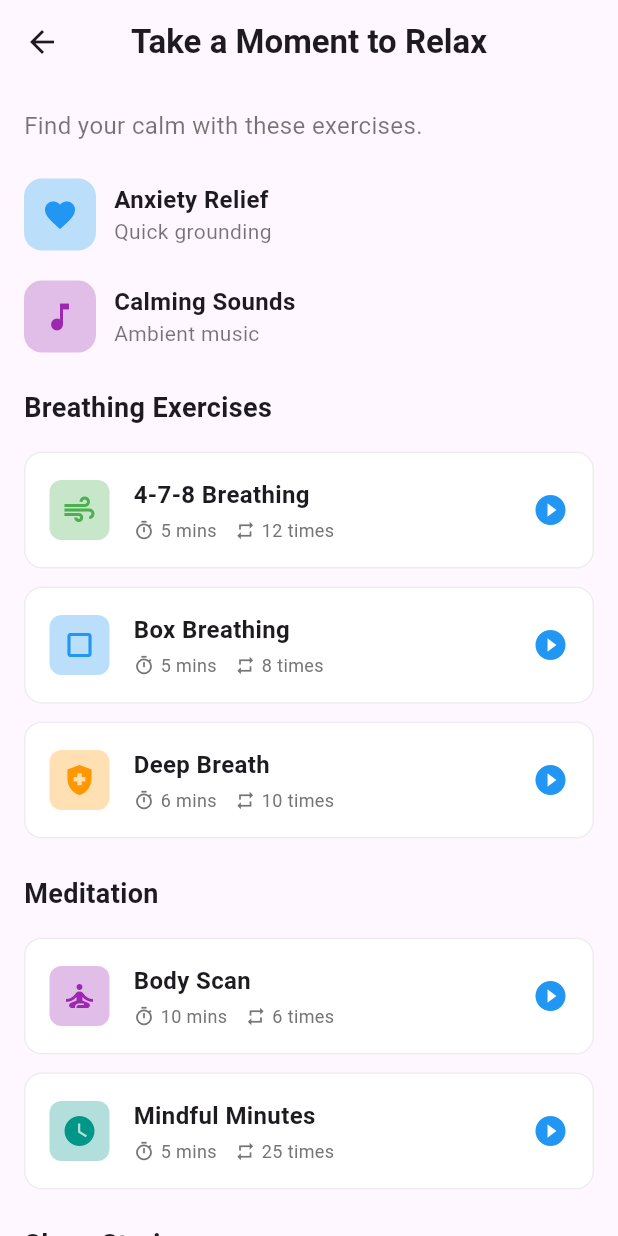
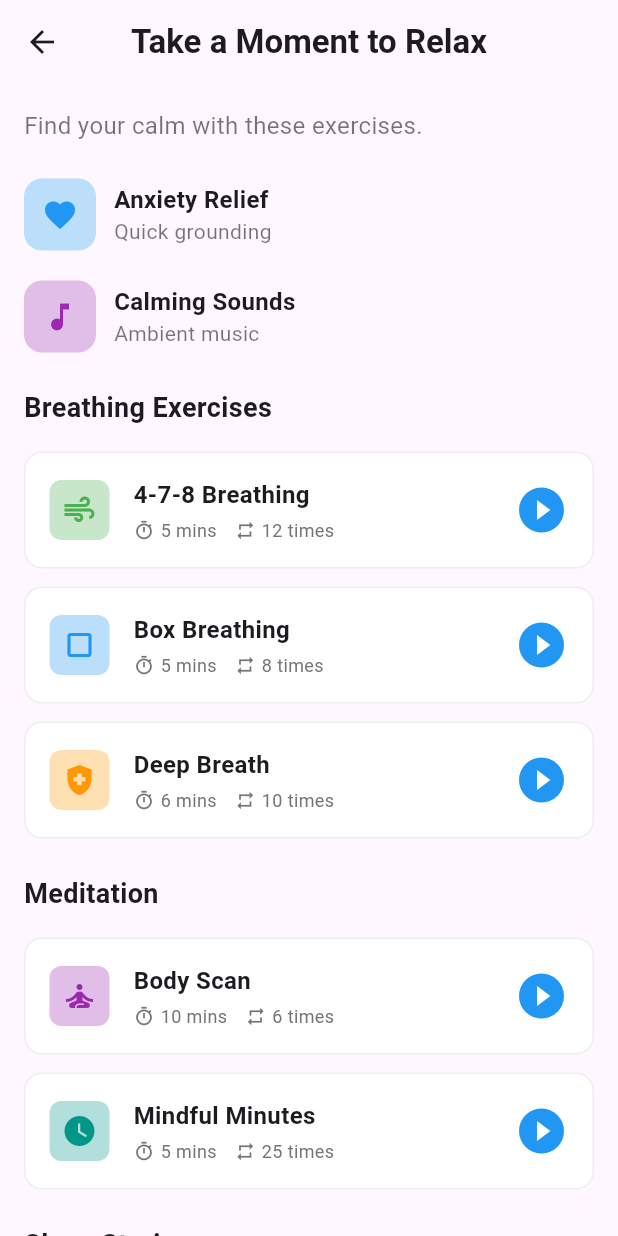
Before and after one commit to CSC-3380-Spring-2025/Team-15, a Flutter app: the RelaxPage screen opened directly, on a phone screen of 412 x 824 dp. Run offline on Flutter 3.47's test engine with Material 3 defaults, Android fonts, the phone set to English and light mode, and no system bars; our stand-ins replace audioplayers, cloud_firestore, firebase_auth, firebase_core, table_calendar; accounts and stored records are empty; Roboto replaces fonts that are missing (Poppins).

Commit message:
Fixed relax page buttons
Fixed relax page buttons so that you click on the play button instead of the square icon

```diff
--- a/fortis/lib/pages/relax.dart
+++ b/fortis/lib/pages/relax.dart
@@ -285,16 +285,14 @@ class RelaxPage extends StatelessWidget {
       ),
       child: Row(
         children: [
-          GestureDetector(
-            onTap: onIconTap,
-            child: Container(
-              padding: const EdgeInsets.all(8),
-              decoration: BoxDecoration(
-                color: color,
-                borderRadius: BorderRadius.circular(8),
-              ),
-              child: Icon(icon, color: iconColor),
+          // Left side (just an icon for display, no tap functionality)
+          Container(
+            padding: const EdgeInsets.all(8),
+            decoration: BoxDecoration(
+              color: color,
+              borderRadius: BorderRadius.circular(8),
             ),
+            child: Icon(icon, color: iconColor),
           ),
           const SizedBox(width: 16),
           Expanded(
@@ -342,7 +340,15 @@ class RelaxPage extends StatelessWidget {
               ],
             ),
           ),
-          const Icon(Icons.play_circle_fill, color: Colors.blue),
+          // Play button with GestureDetector for onTap functionality
+          GestureDetector(
+            onTap: onIconTap,
+            child: const Icon(
+              Icons.play_circle_fill,
+              color: Colors.blue,
+              size: 36,
+            ),
+          ),
         ],
       ),
     );
```
